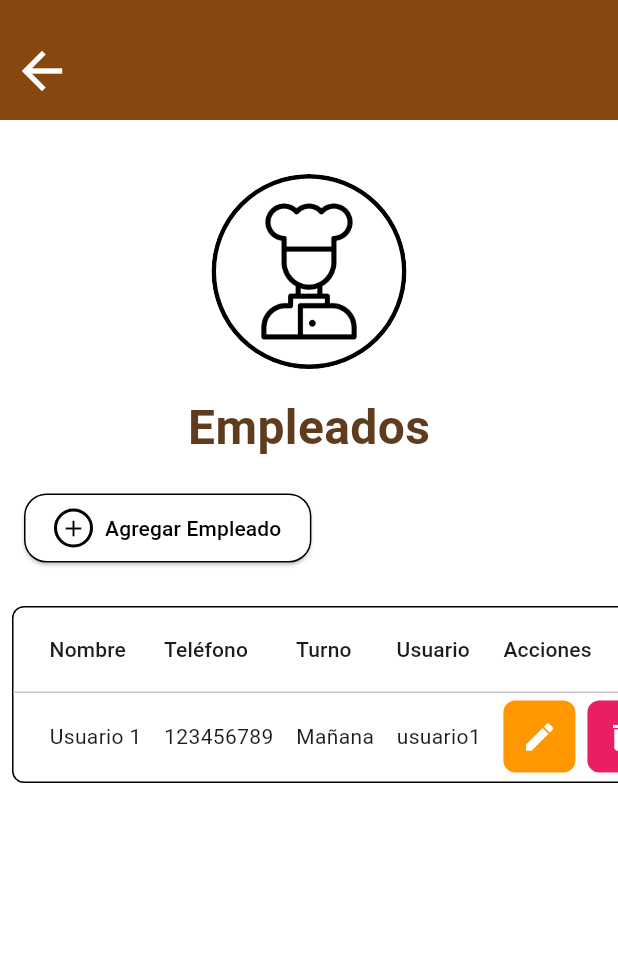
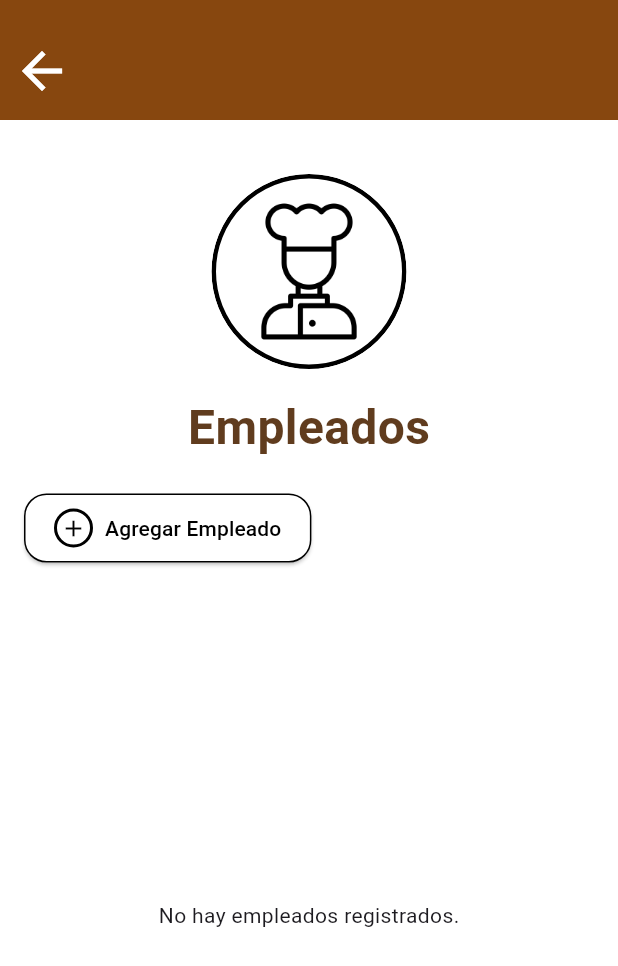
Before and after one commit to LitzyDiaz0/RinconDelPan, a Flutter app: the AdministrarUsuariosPage screen opened directly, after a tap on the "arrow back" icon, after a tap on "Administrar Empleados", on a phone screen of 412 x 824 dp. Shown: the top 966 px of the screen. Run offline on Flutter 3.47's test engine with Material 3 defaults, Android fonts, the phone set to English and light mode, and no system bars; our stand-ins replace logger, sqflite; accounts and stored records are empty.

Commit message:
agregado de usuarios en la tabla correctamente

```diff
--- a/lib/pages/adminusers.dart
+++ b/lib/pages/adminusers.dart
@@ -1,9 +1,17 @@
 import 'package:flutter/material.dart';
+import '../models/usuario.dart';
+import '../database/db_helper.dart';
 import './registro.dart';
 import './admnprinc.dart';
 
 class AdministrarUsuariosPage extends StatelessWidget {
   const AdministrarUsuariosPage({super.key});
+
+  // Método para obtener los usuarios desde la base de datos
+  Future<List<Usuario>> _obtenerUsuarios() async {
+    DatabaseHelper dbHelper = DatabaseHelper();
+    return await dbHelper.obtenerUsuarios();
+  }
 
   @override
   Widget build(BuildContext context) {
@@ -26,9 +34,7 @@ class AdministrarUsuariosPage extends StatelessWidget {
                       Navigator.pushReplacement(
                         context,
                         MaterialPageRoute(
-                          builder: (context) => const AdminPage(
-                            rol: '',
-                          ), // Asegúrate de que LoginPage esté importado
+                          builder: (context) => const AdminPage(rol: ''),
                         ),
                       );
                     },
@@ -74,11 +80,9 @@ class AdministrarUsuariosPage extends StatelessWidget {
                     Navigator.pushReplacement(
                       context,
                       MaterialPageRoute(
-                        builder: (context) =>
-                            const RegistroPage(), // Asegúrate de que LoginPage esté importado
+                        builder: (context) => const RegistroPage(),
                       ),
                     );
-                    // Lógica eliminada
                   },
                   style: ElevatedButton.styleFrom(
                     backgroundColor: Colors.white,
@@ -108,7 +112,19 @@ class AdministrarUsuariosPage extends StatelessWidget {
           ),
           const SizedBox(height: 20),
           Expanded(
-            child: SingleChildScrollView(
+            child: FutureBuilder<List<Usuario>>(
+              future: _obtenerUsuarios(), // Aquí se obtienen los usuarios
+              builder: (context, snapshot) {
+                if (snapshot.connectionState == ConnectionState.waiting) {
+                  return const Center(child: CircularProgressIndicator());
+                } else if (snapshot.hasError) {
+                  return Center(child: Text('Error: ${snapshot.error}'));
+                } else if (!snapshot.hasData || snapshot.data!.isEmpty) {
+                  return const Center(
+                      child: Text('No hay empleados registrados.'));
+                } else {
+                  List<Usuario> usuarios = snapshot.data!;
+                  return SingleChildScrollView(
                     scrollDirection: Axis.vertical,
                     child: SingleChildScrollView(
                       scrollDirection: Axis.horizontal,
@@ -130,47 +146,56 @@ class AdministrarUsuariosPage extends StatelessWidget {
                               DataColumn(label: Text('Usuario')),
                               DataColumn(label: Text('Acciones')),
                             ],
-                      rows: [
-                        DataRow(
+                            rows: usuarios.map((usuario) {
+                              return DataRow(
                                 cells: [
-                            const DataCell(Text('Usuario 1')),
-                            const DataCell(Text('123456789')),
-                            const DataCell(Text('Mañana')),
-                            const DataCell(Text('usuario1')),
+                                  DataCell(Text(usuario.nombre)),
+                                  DataCell(Text(usuario.telefono)),
+                                  DataCell(Text(usuario.turno)),
+                                  DataCell(Text(usuario.usuario)),
                                   DataCell(Row(
                                     children: [
                                       Container(
                                         decoration: BoxDecoration(
                                           color: Colors.orange,
-                                    borderRadius: BorderRadius.circular(8),
+                                          borderRadius:
+                                              BorderRadius.circular(8),
                                         ),
-                                  child: const IconButton(
-                                    icon: Icon(Icons.edit, color: Colors.white),
-                                    onPressed: null, // Lógica eliminada
+                                        child: IconButton(
+                                          icon: const Icon(Icons.edit,
+                                              color: Colors.white),
+                                          onPressed: () {
+                                            // Lógica para editar el usuario
+                                          },
                                         ),
                                       ),
                                       const SizedBox(width: 8),
                                       Container(
                                         decoration: BoxDecoration(
                                           color: Colors.pink,
-                                    borderRadius: BorderRadius.circular(8),
+                                          borderRadius:
+                                              BorderRadius.circular(8),
                                         ),
-                                  child: const IconButton(
-                                    icon:
-                                        Icon(Icons.delete, color: Colors.white),
-                                    onPressed: null, // Lógica eliminada
+                                        child: IconButton(
+                                          icon: const Icon(Icons.delete,
+                                              color: Colors.white),
+                                          onPressed: () {
+                                            // Lógica para eliminar el usuario
+                                          },
                                         ),
                                       ),
                                     ],
                                   )),
                                 ],
-                        ),
-                        // Puedes agregar más filas como ejemplo
-                      ],
+                              );
+                            }).toList(),
                           ),
                         ),
                       ),
                     ),
+                  );
+                }
+              },
             ),
           ),
         ],
```
Lines whose indentation alone changed are shown as unchanged.
